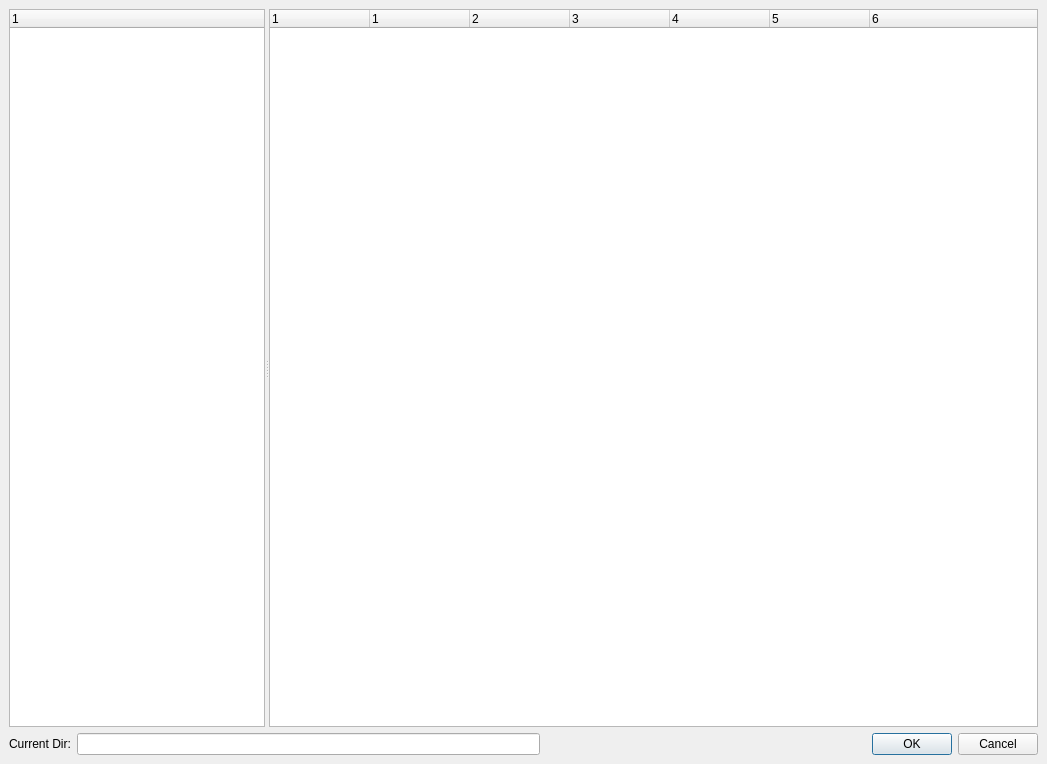
Before: the Qt Designer form bacula/src/qt-console/restore/restore.ui in rkorzeniewski/bacula, drawn with Qt 5.
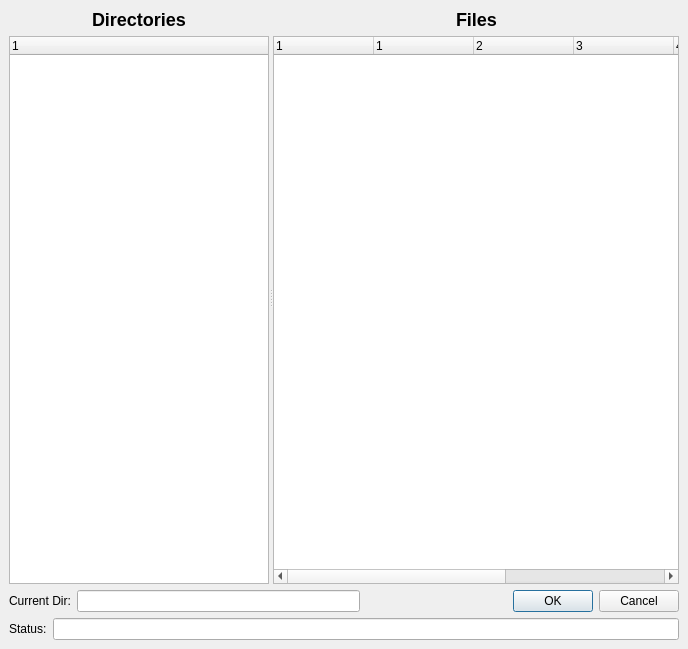
After: the same form once the commit is applied.

Commit message: First cut fileWidget tree

The edit to the form file:
```diff
--- a/bacula/src/qt-console/restore/restore.ui
+++ b/bacula/src/qt-console/restore/restore.ui
@@ -5,8 +5,8 @@
    <rect>
     <x>0</x>
     <y>0</y>
-    <width>1047</width>
-    <height>764</height>
+    <width>688</width>
+    <height>649</height>
    </rect>
   </property>
   <property name="windowTitle" >
@@ -24,12 +24,64 @@
      <property name="orientation" >
       <enum>Qt::Horizontal</enum>
      </property>
+     <widget class="QWidget" name="" >
+      <layout class="QVBoxLayout" >
+       <property name="margin" >
+        <number>0</number>
+       </property>
+       <property name="spacing" >
+        <number>6</number>
+       </property>
+       <item>
+        <layout class="QHBoxLayout" >
+         <property name="margin" >
+          <number>0</number>
+         </property>
+         <property name="spacing" >
+          <number>6</number>
+         </property>
+         <item>
+          <spacer>
+           <property name="orientation" >
+            <enum>Qt::Horizontal</enum>
+           </property>
+           <property name="sizeHint" >
+            <size>
+             <width>40</width>
+             <height>20</height>
+            </size>
+           </property>
+          </spacer>
+         </item>
+         <item>
+          <widget class="QLabel" name="label_3" >
+           <property name="text" >
+            <string>&lt;h2>Directories&lt;/h2></string>
+           </property>
+          </widget>
+         </item>
+         <item>
+          <spacer>
+           <property name="orientation" >
+            <enum>Qt::Horizontal</enum>
+           </property>
+           <property name="sizeHint" >
+            <size>
+             <width>40</width>
+             <height>20</height>
+            </size>
+           </property>
+          </spacer>
+         </item>
+        </layout>
+       </item>
+       <item>
      <widget class="QTreeWidget" name="treeWidget" >
       <property name="sizePolicy" >
        <sizepolicy>
         <hsizetype>5</hsizetype>
         <vsizetype>7</vsizetype>
-        <horstretch>0</horstretch>
+           <horstretch>1</horstretch>
         <verstretch>0</verstretch>
        </sizepolicy>
       </property>
@@ -63,12 +115,67 @@
        </property>
       </column>
      </widget>
+       </item>
+      </layout>
+     </widget>
+     <widget class="QWidget" name="" >
+      <layout class="QVBoxLayout" >
+       <property name="margin" >
+        <number>0</number>
+       </property>
+       <property name="spacing" >
+        <number>6</number>
+       </property>
+       <item>
+        <layout class="QHBoxLayout" >
+         <property name="margin" >
+          <number>0</number>
+         </property>
+         <property name="spacing" >
+          <number>6</number>
+         </property>
+         <item>
+          <spacer>
+           <property name="orientation" >
+            <enum>Qt::Horizontal</enum>
+           </property>
+           <property name="sizeHint" >
+            <size>
+             <width>61</width>
+             <height>20</height>
+            </size>
+           </property>
+          </spacer>
+         </item>
+         <item>
+          <widget class="QLabel" name="label_2" >
+           <property name="text" >
+            <string>&lt;h2>Files&lt;/h2></string>
+           </property>
+          </widget>
+         </item>
+         <item>
+          <spacer>
+           <property name="orientation" >
+            <enum>Qt::Horizontal</enum>
+           </property>
+           <property name="sizeHint" >
+            <size>
+             <width>91</width>
+             <height>20</height>
+            </size>
+           </property>
+          </spacer>
+         </item>
+        </layout>
+       </item>
+       <item>
      <widget class="QTreeWidget" name="fileWidget" >
       <property name="sizePolicy" >
        <sizepolicy>
         <hsizetype>7</hsizetype>
         <vsizetype>5</vsizetype>
-        <horstretch>188</horstretch>
+           <horstretch>144</horstretch>
         <verstretch>1</verstretch>
        </sizepolicy>
       </property>
@@ -126,6 +233,9 @@
        </property>
       </column>
      </widget>
+       </item>
+      </layout>
+     </widget>
     </widget>
    </item>
    <item>
@@ -189,6 +299,26 @@
      </item>
     </layout>
    </item>
+   <item>
+    <layout class="QHBoxLayout" >
+     <property name="margin" >
+      <number>0</number>
+     </property>
+     <property name="spacing" >
+      <number>6</number>
+     </property>
+     <item>
+      <widget class="QLabel" name="label_4" >
+       <property name="text" >
+        <string>Status:</string>
+       </property>
+      </widget>
+     </item>
+     <item>
+      <widget class="QLineEdit" name="lineEdit_2" />
+     </item>
+    </layout>
+   </item>
   </layout>
  </widget>
  <resources/>
```
Lines whose indentation alone changed are shown as unchanged. The commit also changes 1 other file.
